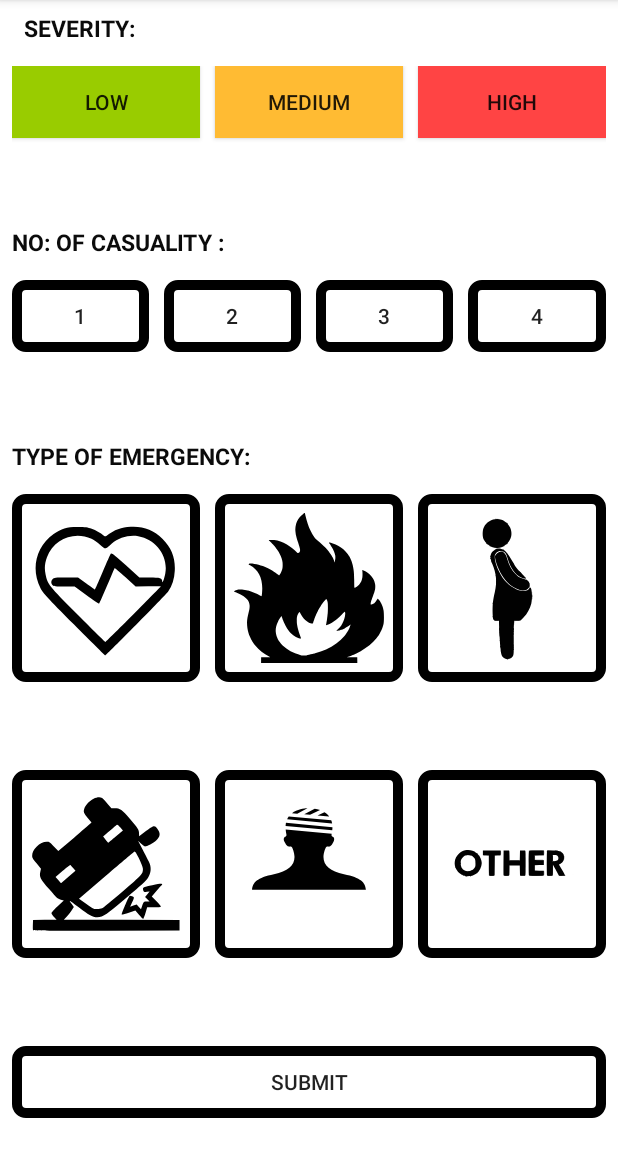
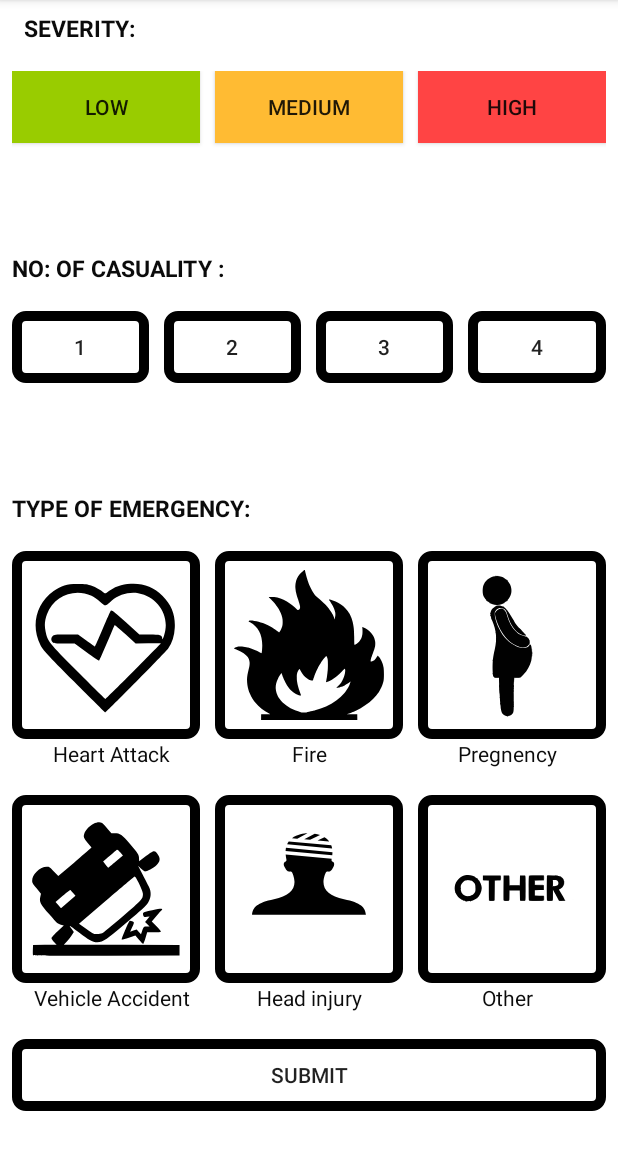
Before and after one commit to OmegaShAwn/AmbulanceDriverApp, an Android app: the MainActivity screen opened directly, with no data from a screen before it, on a phone screen of 412 x 824 dp, the part 84-1236 px from its top. Run offline under Robolectric (Android 15) with nearby library versions, the phone set to English and light mode, and no system bars; our stand-ins replace Firebase (no records; nobody signed in at launch, a user with empty details on screens opened directly); 1 statement that could not run was skipped.

Commit message:
type names

```diff
--- a/app/src/main/java/com/example/android/ambulancedriverapp/Main2Activity.java
+++ b/app/src/main/java/com/example/android/ambulancedriverapp/Main2Activity.java
@@ -65,7 +65,7 @@
     GoogleMap googleMap;
     private final String LOG_TAG = "roshantest";
     private GoogleApiClient mGoogleApiClient;
-    private LocationRequest mLocationRequest;
+    LocationRequest mLocationRequest;
     int firstTime;
     String username;
     String SI;
@@ -81,17 +81,6 @@
     DatabaseReference locRef = database.getReference("Emergencies");
     DatabaseReference logRef = database.getReference("Log/Ambulance");
     public static final int perm=0;
-
-
-
-
-
-
-
-
-
-
-
     public static float swRoll;
     public static float swPitch;
     public float swAzimuth = 400;
--- a/app/src/main/res/layout/activity_main.xml
+++ b/app/src/main/res/layout/activity_main.xml
@@ -265,7 +265,6 @@
         <LinearLayout
             android:layout_width="match_parent"
             android:layout_height="wrap_content"
-            android:layout_weight="0.20"
             android:orientation="horizontal">
 
             <ImageButton
@@ -312,7 +311,41 @@
         <LinearLayout
             android:layout_width="match_parent"
             android:layout_height="wrap_content"
-            android:layout_weight="0.20"
+            android:layout_weight="0.05"
+            android:orientation="horizontal"
+            android:weightSum="3">
+
+            <TextView
+                android:id="@+id/textView6"
+                android:layout_width="0dp"
+                android:layout_height="wrap_content"
+                android:textAlignment="center"
+                android:textColor="@color/colorblack"
+                android:layout_weight="1"
+                android:text="Heart Attack" />
+
+            <TextView
+                android:id="@+id/textView5"
+                android:layout_width="0dp"
+                android:layout_height="wrap_content"
+                android:layout_weight="1"
+                android:text="Fire"
+                android:textAlignment="center"
+                android:textColor="@color/colorblack" />
+
+            <TextView
+                android:id="@+id/textView4"
+                android:layout_width="0dp"
+                android:layout_height="wrap_content"
+                android:textColor="@color/colorblack"
+                android:textAlignment="center"
+                android:layout_weight="1"
+                android:text="Pregnency" />
+        </LinearLayout>
+
+        <LinearLayout
+            android:layout_width="match_parent"
+            android:layout_height="wrap_content"
             android:orientation="horizontal">
 
             <ImageButton
@@ -352,6 +385,42 @@
                 tools:layout_constraintLeft_creator="1"
                 tools:layout_constraintRight_creator="1"
                 tools:layout_constraintTop_creator="1" />
+
+        </LinearLayout>
+
+        <LinearLayout
+            android:layout_width="match_parent"
+            android:layout_height="wrap_content"
+            android:layout_weight="0.05"
+            android:weightSum="3"
+            android:orientation="horizontal">
+
+            <TextView
+                android:id="@+id/textView9"
+                android:layout_width="0dp"
+                android:layout_height="wrap_content"
+                android:textColor="@color/colorblack"
+                android:textAlignment="center"
+                android:layout_weight="1"
+                android:text="Vehicle Accident" />
+
+            <TextView
+                android:id="@+id/textView10"
+                android:layout_width="0dp"
+                android:layout_height="wrap_content"
+                android:textColor="@color/colorblack"
+                android:textAlignment="center"
+                android:layout_weight="1"
+                android:text="Head injury" />
+
+            <TextView
+                android:id="@+id/textView11"
+                android:layout_width="0dp"
+                android:layout_height="wrap_content"
+                android:textColor="@color/colorblack"
+                android:textAlignment="center"
+                android:layout_weight="1"
+                android:text="Other" />
         </LinearLayout>
 
         <LinearLayout
```
